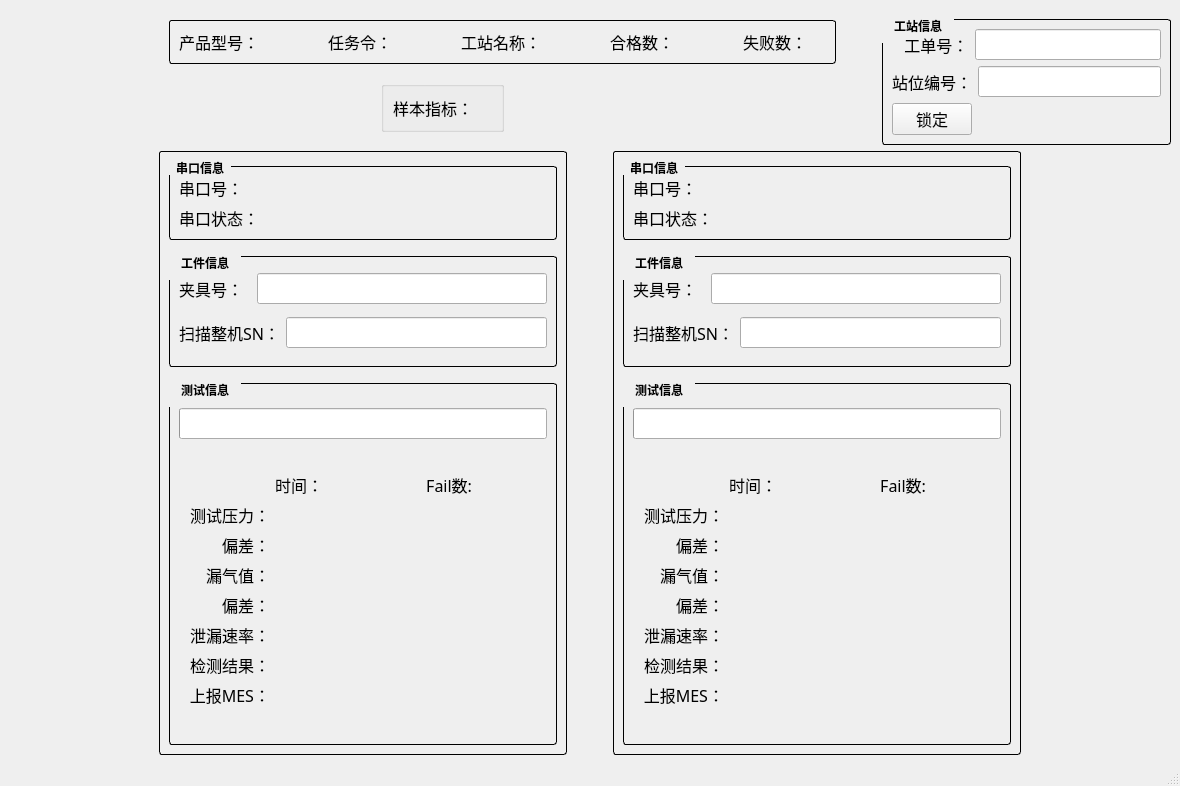
Above: GasTightTest/mainwin.ui from fed2019/qtProjects before the change. Below: the same form after it.
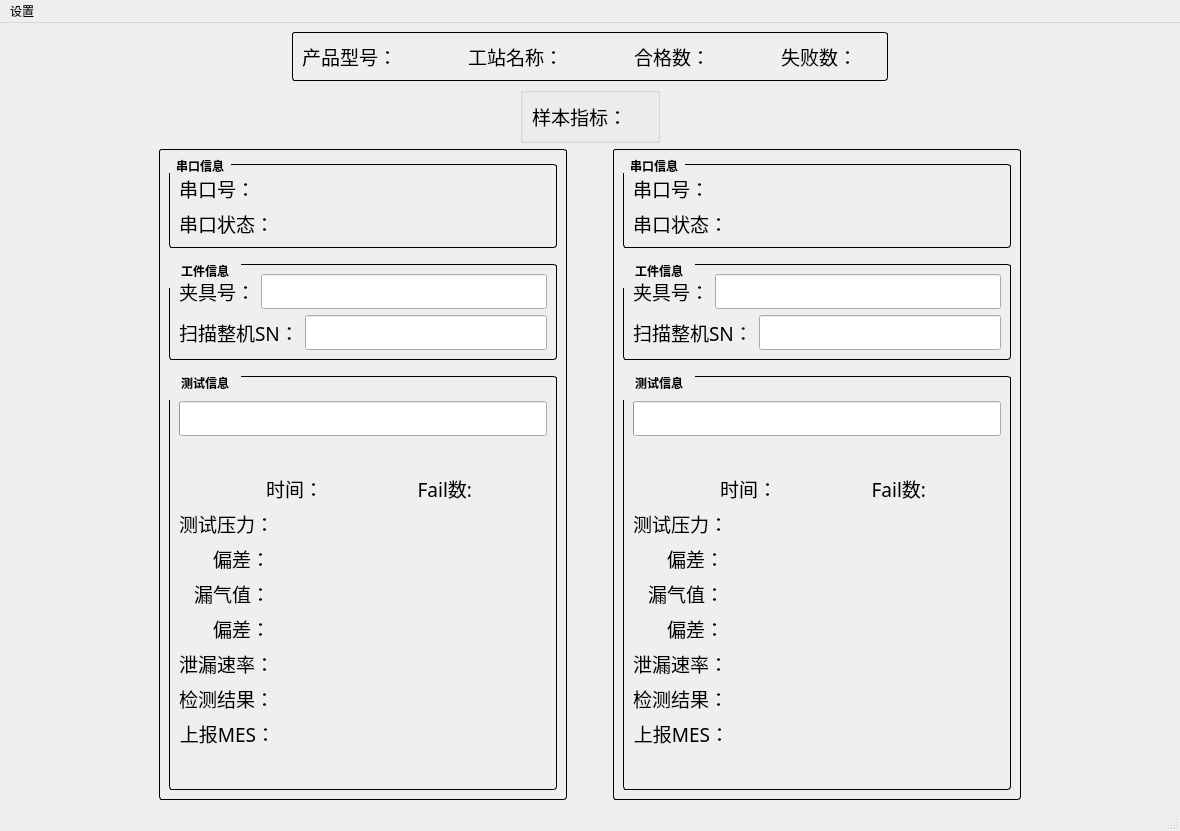
That is the form after the change.

The edit to the form file:
```diff
--- a/GasTightTest/mainwin.ui
+++ b/GasTightTest/mainwin.ui
@@ -7,7 +7,7 @@
     <x>0</x>
     <y>0</y>
     <width>1180</width>
-    <height>786</height>
+    <height>802</height>
    </rect>
   </property>
   <property name="windowTitle">
@@ -16,7 +16,7 @@
   <widget class="QWidget" name="centralwidget">
    <layout class="QGridLayout" name="gridLayout_5">
     <item row="0" column="0">
-     <layout class="QHBoxLayout" name="horizontalLayout_31" stretch="3,1">
+     <layout class="QHBoxLayout" name="horizontalLayout_31" stretch="3">
       <item>
        <layout class="QVBoxLayout" name="verticalLayout_2">
         <item>
@@ -68,7 +68,7 @@
                <property name="font">
                 <font>
                  <family>Microsoft YaHei</family>
-                 <pointsize>12</pointsize>
+                 <pointsize>14</pointsize>
                 </font>
                </property>
                <property name="text">
@@ -81,46 +81,7 @@
                <property name="font">
                 <font>
                  <family>Microsoft YaHei</family>
-                 <pointsize>12</pointsize>
-                </font>
-               </property>
-               <property name="text">
-                <string/>
-               </property>
-              </widget>
-             </item>
-             <item>
-              <spacer name="horizontalSpacer_8">
-               <property name="orientation">
-                <enum>Qt::Horizontal</enum>
-               </property>
-               <property name="sizeHint" stdset="0">
-                <size>
-                 <width>40</width>
-                 <height>20</height>
-                </size>
-               </property>
-              </spacer>
-             </item>
-             <item>
-              <widget class="QLabel" name="label_taskPw">
-               <property name="font">
-                <font>
-                 <family>Microsoft YaHei</family>
-                 <pointsize>12</pointsize>
-                </font>
-               </property>
-               <property name="text">
-                <string>任务令：</string>
-               </property>
-              </widget>
-             </item>
-             <item>
-              <widget class="QLabel" name="label_taskPw_input">
-               <property name="font">
-                <font>
-                 <family>Microsoft YaHei</family>
-                 <pointsize>12</pointsize>
+                 <pointsize>14</pointsize>
                 </font>
                </property>
                <property name="text">
@@ -146,7 +107,7 @@
                <property name="font">
                 <font>
                  <family>Microsoft YaHei</family>
-                 <pointsize>12</pointsize>
+                 <pointsize>14</pointsize>
                 </font>
                </property>
                <property name="text">
@@ -159,7 +120,7 @@
                <property name="font">
                 <font>
                  <family>Microsoft YaHei</family>
-                 <pointsize>12</pointsize>
+                 <pointsize>14</pointsize>
                 </font>
                </property>
                <property name="text">
@@ -185,7 +146,7 @@
                <property name="font">
                 <font>
                  <family>Microsoft YaHei</family>
-                 <pointsize>12</pointsize>
+                 <pointsize>14</pointsize>
                 </font>
                </property>
                <property name="text">
@@ -198,7 +159,7 @@
                <property name="font">
                 <font>
                  <family>Microsoft YaHei</family>
-                 <pointsize>12</pointsize>
+                 <pointsize>14</pointsize>
                 </font>
                </property>
                <property name="text">
@@ -224,7 +185,7 @@
                <property name="font">
                 <font>
                  <family>Microsoft YaHei</family>
-                 <pointsize>12</pointsize>
+                 <pointsize>14</pointsize>
                 </font>
                </property>
                <property name="text">
@@ -237,7 +198,7 @@
                <property name="font">
                 <font>
                  <family>Microsoft YaHei</family>
-                 <pointsize>12</pointsize>
+                 <pointsize>14</pointsize>
                 </font>
                </property>
                <property name="text">
@@ -254,7 +215,7 @@
              <enum>Qt::Horizontal</enum>
             </property>
             <property name="sizeType">
-             <enum>QSizePolicy::Minimum</enum>
+             <enum>QSizePolicy::Expanding</enum>
             </property>
             <property name="sizeHint" stdset="0">
              <size>
@@ -301,7 +262,7 @@
                <property name="font">
                 <font>
                  <family>Microsoft YaHei</family>
-                 <pointsize>12</pointsize>
+                 <pointsize>14</pointsize>
                 </font>
                </property>
                <property name="text">
@@ -314,7 +275,7 @@
                <property name="font">
                 <font>
                  <family>Microsoft YaHei</family>
-                 <pointsize>12</pointsize>
+                 <pointsize>14</pointsize>
                 </font>
                </property>
                <property name="text">
@@ -342,132 +303,6 @@
         </item>
        </layout>
       </item>
-      <item>
-       <widget class="QGroupBox" name="groupBox_A_workInfo_3">
-        <property name="styleSheet">
-         <string notr="true">QGroupBox {
-    font: bold; 
-    border: 1px solid black;
-    border-radius: 3px;
-    margin-top: 10px;
-}
-QGroupBox::title {
-    subcontrol-origin:  margin;
-    subcontrol-position: top left;    // for second image:  top; 
-    padding: 10px 10px;
-}
-</string>
-        </property>
-        <property name="title">
-         <string>工站信息</string>
-        </property>
-        <layout class="QGridLayout" name="gridLayout_4">
-         <item row="2" column="0">
-          <widget class="QPushButton" name="btn_lock">
-           <property name="sizePolicy">
-            <sizepolicy hsizetype="Fixed" vsizetype="Fixed">
-             <horstretch>0</horstretch>
-             <verstretch>0</verstretch>
-            </sizepolicy>
-           </property>
-           <property name="font">
-            <font>
-             <family>Microsoft YaHei</family>
-             <pointsize>12</pointsize>
-            </font>
-           </property>
-           <property name="text">
-            <string>锁定</string>
-           </property>
-          </widget>
-         </item>
-         <item row="1" column="0">
-          <layout class="QHBoxLayout" name="horizontalLayout_30" stretch="1,4">
-           <item>
-            <widget class="QLabel" name="label_stationNo">
-             <property name="font">
-              <font>
-               <family>Microsoft YaHei</family>
-               <pointsize>12</pointsize>
-              </font>
-             </property>
-             <property name="text">
-              <string>站位编号：</string>
-             </property>
-             <property name="alignment">
-              <set>Qt::AlignLeading|Qt::AlignLeft|Qt::AlignVCenter</set>
-             </property>
-            </widget>
-           </item>
-           <item>
-            <widget class="QLineEdit" name="lineEdit_stationNo">
-             <property name="sizePolicy">
-              <sizepolicy hsizetype="Minimum" vsizetype="Fixed">
-               <horstretch>0</horstretch>
-               <verstretch>0</verstretch>
-              </sizepolicy>
-             </property>
-             <property name="maximumSize">
-              <size>
-               <width>350</width>
-               <height>16777215</height>
-              </size>
-             </property>
-             <property name="font">
-              <font>
-               <family>Microsoft YaHei</family>
-               <pointsize>12</pointsize>
-              </font>
-             </property>
-            </widget>
-           </item>
-          </layout>
-         </item>
-         <item row="0" column="0">
-          <layout class="QHBoxLayout" name="horizontalLayout_27" stretch="1,4">
-           <item>
-            <widget class="QLabel" name="label_prodNo">
-             <property name="font">
-              <font>
-               <family>Microsoft YaHei</family>
-               <pointsize>12</pointsize>
-              </font>
-             </property>
-             <property name="text">
-              <string>   工单号：</string>
-             </property>
-             <property name="alignment">
-              <set>Qt::AlignLeading|Qt::AlignLeft|Qt::AlignVCenter</set>
-             </property>
-            </widget>
-           </item>
-           <item>
-            <widget class="QLineEdit" name="lineEdit_prodNo">
-             <property name="sizePolicy">
-              <sizepolicy hsizetype="Maximum" vsizetype="Fixed">
-               <horstretch>0</horstretch>
-               <verstretch>0</verstretch>
-              </sizepolicy>
-             </property>
-             <property name="maximumSize">
-              <size>
-               <width>350</width>
-               <height>16777215</height>
-              </size>
-             </property>
-             <property name="font">
-              <font>
-               <family>Microsoft YaHei</family>
-               <pointsize>12</pointsize>
-              </font>
-             </property>
-            </widget>
-           </item>
-          </layout>
-         </item>
-        </layout>
-       </widget>
-      </item>
      </layout>
     </item>
     <item row="1" column="0">
@@ -535,7 +370,7 @@
                 <property name="font">
                  <font>
                   <family>Microsoft YaHei</family>
-                  <pointsize>12</pointsize>
+                  <pointsize>14</pointsize>
                  </font>
                 </property>
                 <property name="text">
@@ -548,7 +383,7 @@
                 <property name="font">
                  <font>
                   <family>Microsoft YaHei</family>
-                  <pointsize>12</pointsize>
+                  <pointsize>14</pointsize>
                  </font>
                 </property>
                 <property name="text">
@@ -565,7 +400,7 @@
                 <property name="font">
                  <font>
                   <family>Microsoft YaHei</family>
-                  <pointsize>12</pointsize>
+                  <pointsize>14</pointsize>
                  </font>
                 </property>
                 <property name="text">
@@ -578,7 +413,7 @@
                 <property name="font">
                  <font>
                   <family>Microsoft YaHei</family>
-                  <pointsize>12</pointsize>
+                  <pointsize>14</pointsize>
                  </font>
                 </property>
                 <property name="text">
@@ -618,7 +453,7 @@
                 <property name="font">
                  <font>
                   <family>Microsoft YaHei</family>
-                  <pointsize>12</pointsize>
+                  <pointsize>14</pointsize>
                  </font>
                 </property>
                 <property name="text">
@@ -631,9 +466,12 @@
                 <property name="font">
                  <font>
                   <family>Microsoft YaHei</family>
-                  <pointsize>12</pointsize>
+                  <pointsize>14</pointsize>
                  </font>
                 </property>
+                <property name="text">
+                 <string/>
+                </property>
                </widget>
               </item>
              </layout>
@@ -645,7 +483,7 @@
                 <property name="font">
                  <font>
                   <family>Microsoft YaHei</family>
-                  <pointsize>12</pointsize>
+                  <pointsize>14</pointsize>
                  </font>
                 </property>
                 <property name="text">
@@ -658,7 +496,7 @@
                 <property name="font">
                  <font>
                   <family>Microsoft YaHei</family>
-                  <pointsize>12</pointsize>
+                  <pointsize>14</pointsize>
                  </font>
                 </property>
                </widget>
@@ -695,7 +533,7 @@
                 <property name="font">
                  <font>
                   <family>Microsoft YaHei</family>
-                  <pointsize>12</pointsize>
+                  <pointsize>14</pointsize>
                  </font>
                 </property>
                 <property name="text">
@@ -711,7 +549,7 @@
                 <property name="font">
                  <font>
                   <family>Microsoft YaHei</family>
-                  <pointsize>12</pointsize>
+                  <pointsize>14</pointsize>
                  </font>
                 </property>
                 <property name="text">
@@ -728,7 +566,7 @@
                 <property name="font">
                  <font>
                   <family>Microsoft YaHei</family>
-                  <pointsize>12</pointsize>
+                  <pointsize>14</pointsize>
                  </font>
                 </property>
                 <property name="text">
@@ -744,7 +582,7 @@
                 <property name="font">
                  <font>
                   <family>Microsoft YaHei</family>
-                  <pointsize>12</pointsize>
+                  <pointsize>14</pointsize>
                  </font>
                 </property>
                 <property name="text">
@@ -761,7 +599,7 @@
                 <property name="font">
                  <font>
                   <family>Microsoft YaHei</family>
-                  <pointsize>12</pointsize>
+                  <pointsize>14</pointsize>
                  </font>
                 </property>
                 <property name="text">
@@ -777,7 +615,7 @@
                 <property name="font">
                  <font>
                   <family>Microsoft YaHei</family>
-                  <pointsize>12</pointsize>
+                  <pointsize>14</pointsize>
                  </font>
                 </property>
                 <property name="text">
@@ -794,7 +632,7 @@
                 <property name="font">
                  <font>
                   <family>Microsoft YaHei</family>
-                  <pointsize>12</pointsize>
+                  <pointsize>14</pointsize>
                  </font>
                 </property>
                 <property name="text">
@@ -810,7 +648,7 @@
                 <property name="font">
                  <font>
                   <family>Microsoft YaHei</family>
-                  <pointsize>12</pointsize>
+                  <pointsize>14</pointsize>
                  </font>
                 </property>
                 <property name="text">
@@ -827,7 +665,7 @@
                 <property name="font">
                  <font>
                   <family>Microsoft YaHei</family>
-                  <pointsize>12</pointsize>
+                  <pointsize>14</pointsize>
                  </font>
                 </property>
                 <property name="text">
@@ -843,7 +681,7 @@
                 <property name="font">
                  <font>
                   <family>Microsoft YaHei</family>
-                  <pointsize>12</pointsize>
+                  <pointsize>14</pointsize>
                  </font>
                 </property>
                 <property name="text">
@@ -860,7 +698,7 @@
                 <property name="font">
                  <font>
                   <family>Microsoft YaHei</family>
-                  <pointsize>12</pointsize>
+                  <pointsize>14</pointsize>
                  </font>
                 </property>
                 <property name="value">
@@ -876,7 +714,7 @@
                 <property name="font">
                  <font>
                   <family>Microsoft YaHei</family>
-                  <pointsize>12</pointsize>
+                  <pointsize>14</pointsize>
                  </font>
                 </property>
                 <property name="text">
@@ -896,7 +734,7 @@
                 <property name="font">
                  <font>
                   <family>Microsoft YaHei</family>
-                  <pointsize>12</pointsize>
+                  <pointsize>14</pointsize>
                  </font>
                 </property>
                 <property name="text">
@@ -909,7 +747,7 @@
                 <property name="font">
                  <font>
                   <family>Microsoft YaHei</family>
-                  <pointsize>12</pointsize>
+                  <pointsize>14</pointsize>
                  </font>
                 </property>
                 <property name="text">
@@ -925,7 +763,7 @@
                 <property name="font">
                  <font>
                   <family>Microsoft YaHei</family>
-                  <pointsize>12</pointsize>
+                  <pointsize>14</pointsize>
                  </font>
                 </property>
                 <property name="text">
@@ -938,7 +776,7 @@
                 <property name="font">
                  <font>
                   <family>Microsoft YaHei</family>
-                  <pointsize>12</pointsize>
+                  <pointsize>14</pointsize>
                  </font>
                 </property>
                 <property name="text">
@@ -954,7 +792,7 @@
                 <property name="font">
                  <font>
                   <family>Microsoft YaHei</family>
-                  <pointsize>12</pointsize>
+                  <pointsize>14</pointsize>
                  </font>
                 </property>
                 <property name="text">
@@ -971,7 +809,7 @@
                 <property name="font">
                  <font>
                   <family>Microsoft YaHei</family>
-                  <pointsize>12</pointsize>
+                  <pointsize>14</pointsize>
                  </font>
                 </property>
                 <property name="text">
@@ -987,7 +825,7 @@
                 <property name="font">
                  <font>
                   <family>Microsoft YaHei</family>
-                  <pointsize>12</pointsize>
+                  <pointsize>14</pointsize>
                  </font>
                 </property>
                 <property name="text">
@@ -1004,7 +842,7 @@
                 <property name="font">
                  <font>
                   <family>Microsoft YaHei</family>
-                  <pointsize>12</pointsize>
+                  <pointsize>14</pointsize>
                  </font>
                 </property>
                 <property name="text">
@@ -1020,7 +858,7 @@
                 <property name="font">
                  <font>
                   <family>Microsoft YaHei</family>
-                  <pointsize>12</pointsize>
+                  <pointsize>14</pointsize>
                  </font>
                 </property>
                 <property name="text">
@@ -1032,10 +870,16 @@
             </item>
             <item row="10" column="0">
              <widget class="QLabel" name="label_hintInfo_input_A">
+              <property name="sizePolicy">
+               <sizepolicy hsizetype="Preferred" vsizetype="Preferred">
+                <horstretch>0</horstretch>
+                <verstretch>0</verstretch>
+               </sizepolicy>
+              </property>
               <property name="font">
                <font>
                 <family>Microsoft YaHei</family>
-                <pointsize>12</pointsize>
+                <pointsize>14</pointsize>
                </font>
               </property>
               <property name="text">
@@ -1044,6 +888,9 @@
               <property name="alignment">
                <set>Qt::AlignCenter</set>
               </property>
+              <property name="wordWrap">
+               <bool>true</bool>
+              </property>
              </widget>
             </item>
             <item row="0" column="0">
@@ -1131,7 +978,7 @@
                 <property name="font">
                  <font>
                   <family>Microsoft YaHei</family>
-                  <pointsize>12</pointsize>
+                  <pointsize>14</pointsize>
                  </font>
                 </property>
                 <property name="text">
@@ -1144,7 +991,7 @@
                 <property name="font">
                  <font>
                   <family>Microsoft YaHei</family>
-                  <pointsize>12</pointsize>
+                  <pointsize>14</pointsize>
                  </font>
                 </property>
                 <property name="text">
@@ -1161,7 +1008,7 @@
                 <property name="font">
                  <font>
                   <family>Microsoft YaHei</family>
-                  <pointsize>12</pointsize>
+                  <pointsize>14</pointsize>
                  </font>
                 </property>
                 <property name="text">
@@ -1174,7 +1021,7 @@
                 <property name="font">
                  <font>
                   <family>Microsoft YaHei</family>
-                  <pointsize>12</pointsize>
+                  <pointsize>14</pointsize>
                  </font>
                 </property>
                 <property name="text">
@@ -1214,7 +1061,7 @@
                 <property name="font">
                  <font>
                   <family>Microsoft YaHei</family>
-                  <pointsize>12</pointsize>
+                  <pointsize>14</pointsize>
                  </font>
                 </property>
                 <property name="text">
@@ -1227,7 +1074,7 @@
                 <property name="font">
                  <font>
                   <family>Microsoft YaHei</family>
-                  <pointsize>12</pointsize>
+                  <pointsize>14</pointsize>
                  </font>
                 </property>
                </widget>
@@ -1241,7 +1088,7 @@
                 <property name="font">
                  <font>
                   <family>Microsoft YaHei</family>
-                  <pointsize>12</pointsize>
+                  <pointsize>14</pointsize>
                  </font>
                 </property>
                 <property name="text">
@@ -1254,7 +1101,7 @@
                 <property name="font">
                  <font>
                   <family>Microsoft YaHei</family>
-                  <pointsize>12</pointsize>
+                  <pointsize>14</pointsize>
                  </font>
                 </property>
                </widget>
@@ -1291,7 +1138,7 @@
                 <property name="font">
                  <font>
                   <family>Microsoft YaHei</family>
-                  <pointsize>12</pointsize>
+                  <pointsize>14</pointsize>
                  </font>
                 </property>
                 <property name="text">
@@ -1307,7 +1154,7 @@
                 <property name="font">
                  <font>
                   <family>Microsoft YaHei</family>
-                  <pointsize>12</pointsize>
+                  <pointsize>14</pointsize>
                  </font>
                 </property>
                 <property name="text">
@@ -1324,7 +1171,7 @@
                 <property name="font">
                  <font>
                   <family>Microsoft YaHei</family>
-                  <pointsize>12</pointsize>
+                  <pointsize>14</pointsize>
                  </font>
                 </property>
                 <property name="text">
@@ -1340,7 +1187,7 @@
                 <property name="font">
                  <font>
                   <family>Microsoft YaHei</family>
-                  <pointsize>12</pointsize>
+                  <pointsize>14</pointsize>
                  </font>
                 </property>
                 <property name="text">
@@ -1357,7 +1204,7 @@
                 <property name="font">
                  <font>
                   <family>Microsoft YaHei</family>
-                  <pointsize>12</pointsize>
+                  <pointsize>14</pointsize>
                  </font>
                 </property>
                 <property name="text">
@@ -1373,7 +1220,7 @@
                 <property name="font">
                  <font>
                   <family>Microsoft YaHei</family>
-                  <pointsize>12</pointsize>
+                  <pointsize>14</pointsize>
                  </font>
                 </property>
                 <property name="text">
@@ -1390,7 +1237,7 @@
                 <property name="font">
                  <font>
                   <family>Microsoft YaHei</family>
-                  <pointsize>12</pointsize>
+                  <pointsize>14</pointsize>
                  </font>
                 </property>
                 <property name="text">
@@ -1406,7 +1253,7 @@
                 <property name="font">
                  <font>
                   <family>Microsoft YaHei</family>
-                  <pointsize>12</pointsize>
+                  <pointsize>14</pointsize>
                  </font>
                 </property>
                 <property name="text">
@@ -1423,7 +1270,7 @@
                 <property name="font">
                  <font>
                   <family>Microsoft YaHei</family>
-                  <pointsize>12</pointsize>
+                  <pointsize>14</pointsize>
                  </font>
                 </property>
                 <property name="text">
@@ -1439,7 +1286,7 @@
                 <property name="font">
                  <font>
                   <family>Microsoft YaHei</family>
-                  <pointsize>12</pointsize>
+                  <pointsize>14</pointsize>
                  </font>
                 </property>
                 <property name="text">
@@ -1456,7 +1303,7 @@
                 <property name="font">
                  <font>
                   <family>Microsoft YaHei</family>
-                  <pointsize>12</pointsize>
+                  <pointsize>14</pointsize>
                  </font>
                 </property>
                 <property name="value">
@@ -1472,7 +1319,7 @@
                 <property name="font">
                  <font>
                   <family>Microsoft YaHei</family>
-                  <pointsize>12</pointsize>
+                  <pointsize>14</pointsize>
                  </font>
                 </property>
                 <property name="text">
@@ -1492,7 +1339,7 @@
                 <property name="font">
                  <font>
                   <family>Microsoft YaHei</family>
-                  <pointsize>12</pointsize>
+                  <pointsize>14</pointsize>
                  </font>
                 </property>
                 <property name="text">
@@ -1505,7 +1352,7 @@
                 <property name="font">
                  <font>
                   <family>Microsoft YaHei</family>
-                  <pointsize>12</pointsize>
+                  <pointsize>14</pointsize>
                  </font>
                 </property>
                 <property name="text">
@@ -1521,7 +1368,7 @@
                 <property name="font">
                  <font>
                   <family>Microsoft YaHei</family>
-                  <pointsize>12</pointsize>
+                  <pointsize>14</pointsize>
                  </font>
                 </property>
                 <property name="text">
@@ -1534,7 +1381,7 @@
                 <property name="font">
                  <font>
                   <family>Microsoft YaHei</family>
-                  <pointsize>12</pointsize>
+                  <pointsize>14</pointsize>
                  </font>
                 </property>
                 <property name="text">
@@ -1550,7 +1397,7 @@
                 <property name="font">
                  <font>
                   <family>Microsoft YaHei</family>
-                  <pointsize>12</pointsize>
+                  <pointsize>14</pointsize>
                  </font>
                 </property>
                 <property name="text">
@@ -1567,7 +1414,7 @@
                 <property name="font">
                  <font>
                   <family>Microsoft YaHei</family>
-                  <pointsize>12</pointsize>
+                  <pointsize>14</pointsize>
                  </font>
                 </property>
                 <property name="text">
@@ -1583,7 +1430,7 @@
                 <property name="font">
                  <font>
                   <family>Microsoft YaHei</family>
-                  <pointsize>12</pointsize>
+                  <pointsize>14</pointsize>
                  </font>
                 </property>
                 <property name="text">
@@ -1600,7 +1447,7 @@
                 <property name="font">
                  <font>
                   <family>Microsoft YaHei</family>
-                  <pointsize>12</pointsize>
+                  <pointsize>14</pointsize>
                  </font>
                 </property>
                 <property name="text">
@@ -1616,7 +1463,7 @@
                 <property name="font">
                  <font>
                   <family>Microsoft YaHei</family>
-                  <pointsize>12</pointsize>
+                  <pointsize>14</pointsize>
                  </font>
                 </property>
                 <property name="text">
@@ -1631,7 +1478,7 @@
               <property name="font">
                <font>
                 <family>Microsoft YaHei</family>
-                <pointsize>12</pointsize>
+                <pointsize>14</pointsize>
                </font>
               </property>
               <property name="text">
@@ -1640,6 +1487,9 @@
               <property name="alignment">
                <set>Qt::AlignCenter</set>
               </property>
+              <property name="wordWrap">
+               <bool>true</bool>
+              </property>
              </widget>
             </item>
             <item row="0" column="0">
@@ -1693,6 +1543,37 @@
      <height>23</height>
     </rect>
    </property>
+   <property name="sizePolicy">
+    <sizepolicy hsizetype="MinimumExpanding" vsizetype="Fixed">
+     <horstretch>0</horstretch>
+     <verstretch>30</verstretch>
+    </sizepolicy>
+   </property>
+   <widget class="QMenu" name="menu">
+    <property name="sizePolicy">
+     <sizepolicy hsizetype="Fixed" vsizetype="Fixed">
+      <horstretch>0</horstretch>
+      <verstretch>0</verstretch>
+     </sizepolicy>
+    </property>
+    <property name="minimumSize">
+     <size>
+      <width>140</width>
+      <height>80</height>
+     </size>
+    </property>
+    <property name="font">
+     <font>
+      <pointsize>12</pointsize>
+     </font>
+    </property>
+    <property name="title">
+     <string>设置</string>
+    </property>
+    <addaction name="action_shuxin"/>
+    <addaction name="separator"/>
+   </widget>
+   <addaction name="menu"/>
   </widget>
   <widget class="QStatusBar" name="statusbar"/>
  </widget>
```
Left out of the diff: 11 changed lines with no effect on the pictures.
